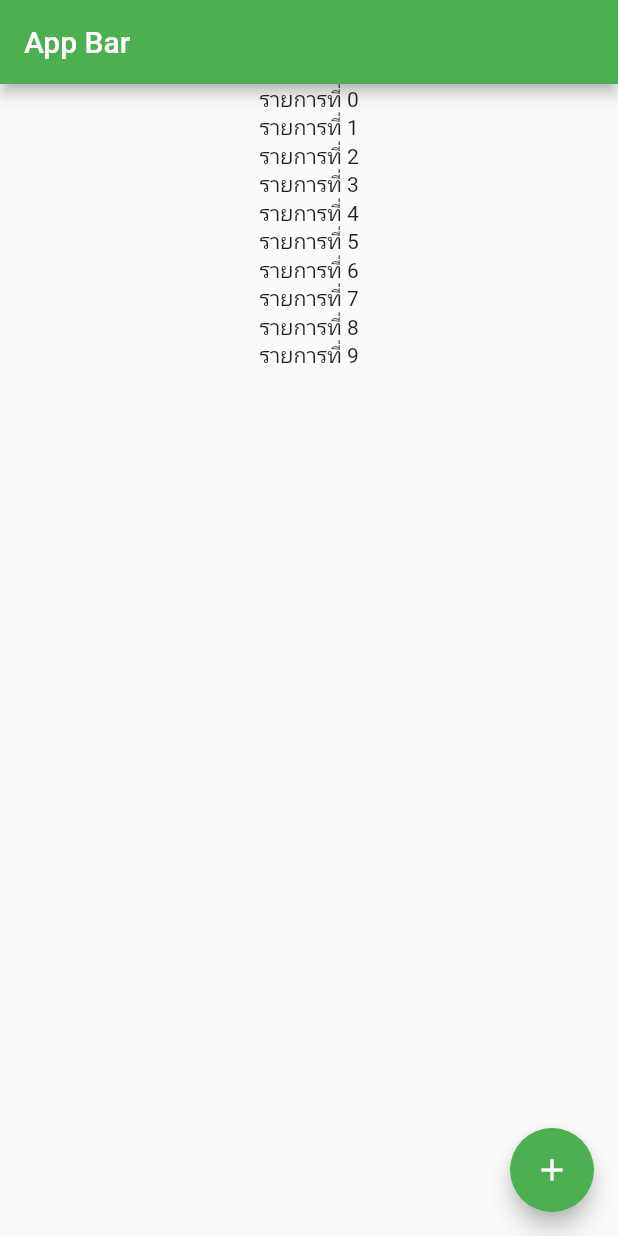
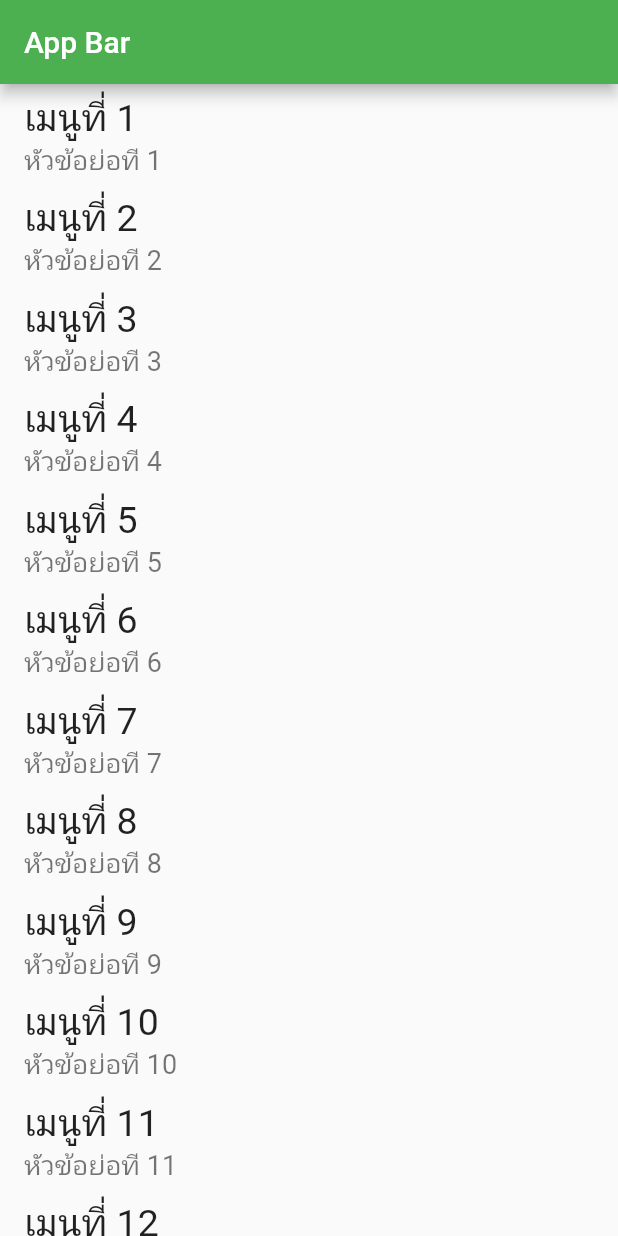
Before and after one commit to codenuk/Flutter-Experiment, a Flutter app: the screen it shows after launch, on a phone screen of 412 x 824 dp. Run offline on Flutter 3.47's test engine with Material 2 defaults, Android fonts, the phone set to English and light mode, and no system bars.

Commit message:
last update

```diff
--- a/lib/main.dart
+++ b/lib/main.dart
@@ -34,11 +34,6 @@ class _MyHomePageState extends State<MyHomePage> {
 
   @override
   Widget build(BuildContext context) {
-    List<Widget> data = [];
-    for(var i = 0; i<10; i++) {
-      data.add(Text('รายการที่ $i'));
-    }
-
     return Scaffold(
       appBar: AppBar(
         title: const Text('App Bar'),
@@ -54,22 +49,22 @@ class _MyHomePageState extends State<MyHomePage> {
         // child: Image(
         //     image: NetworkImage(
         //         "https://i.picsum.photos/id/202/200/300.jpg?hmac=KWOdj8XRnO9x8h_I9rIbscSAhD1x-TwkSPPYjWLN2sI")),
-        child: Column(
-          mainAxisAlignment: MainAxisAlignment.start,
-          children: data,
+        child: ListView(
+          children: getData(20),
         ),
-      ),
-      floatingActionButton: FloatingActionButton(
-        onPressed: addNumber,
-        // child: Text("เพิ่ม"),
-        child: Icon(Icons.add),
       ),
     );
   }
 
-  void addNumber() {
-    setState(() {
-      number = number + 1;
-    });
+  List<Widget> getData(int count) {
+    List<Widget> data = [];
+    for (var i = 0; i < count; i++) {
+      var menu = ListTile(
+        title: Text("เมนูที่ ${i + 1}", style: TextStyle(fontSize: 25)),
+        subtitle: Text('หัวข้อย่อที ${i + 1}', style: TextStyle(fontSize: 18)),
+      );
+      data.add(menu);
+    }
+    return data;
   }
 }
```
